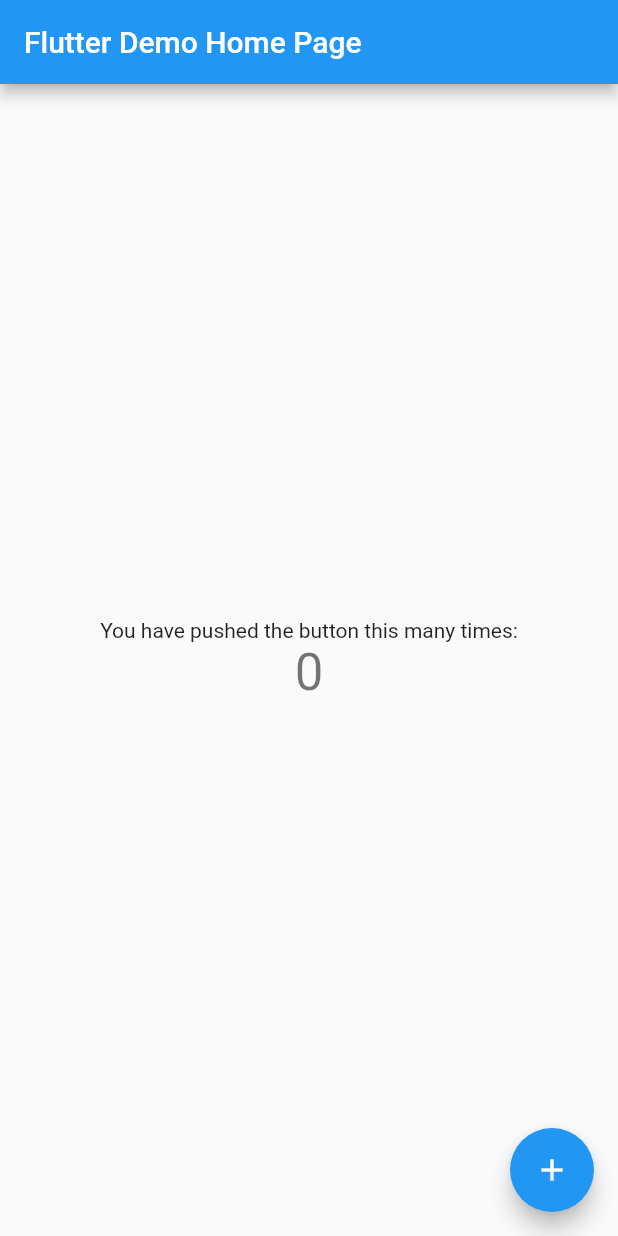
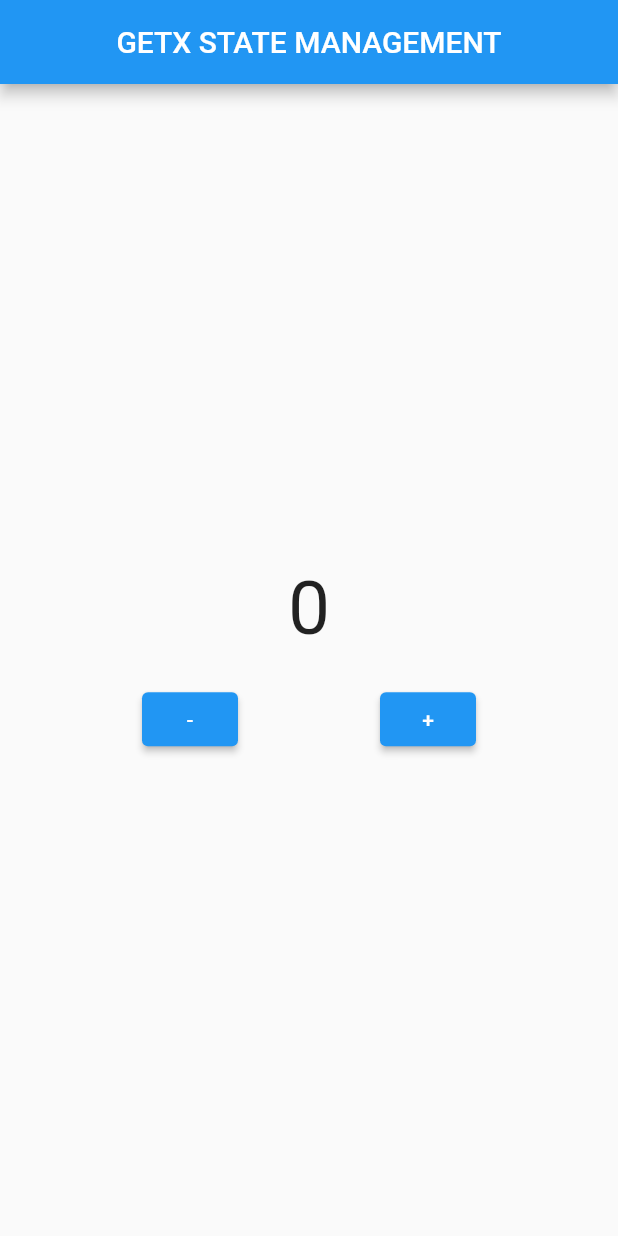
Before and after one commit to MichelleSetiyanti/flutter_getx, a Flutter app: the screen it shows after launch, on a phone screen of 412 x 824 dp. Run offline on Flutter 3.47's test engine with Material 2 defaults, Android fonts, the phone set to English and light mode, and no system bars; our stand-ins replace get.

Commit message:
getx 10%

```diff
--- a/lib/main.dart
+++ b/lib/main.dart
@@ -1,115 +1,67 @@
 import 'package:flutter/material.dart';
+import 'package:get/get.dart';
 
 void main() {
-  runApp(const MyApp());
+  runApp(MyApp());
 }
 
 class MyApp extends StatelessWidget {
   const MyApp({Key? key}) : super(key: key);
 
-  // This widget is the root of your application.
   @override
   Widget build(BuildContext context) {
     return MaterialApp(
-      title: 'Flutter Demo',
-      theme: ThemeData(
-        // This is the theme of your application.
-        //
-        // Try running your application with "flutter run". You'll see the
-        // application has a blue toolbar. Then, without quitting the app, try
-        // changing the primarySwatch below to Colors.green and then invoke
-        // "hot reload" (press "r" in the console where you ran "flutter run",
-        // or simply save your changes to "hot reload" in a Flutter IDE).
-        // Notice that the counter didn't reset back to zero; the application
-        // is not restarted.
-        primarySwatch: Colors.blue,
-      ),
-      home: const MyHomePage(title: 'Flutter Demo Home Page'),
+      home: HomePage(),
     );
   }
 }
 
-class MyHomePage extends StatefulWidget {
-  const MyHomePage({Key? key, required this.title}) : super(key: key);
-
-  // This widget is the home page of your application. It is stateful, meaning
-  // that it has a State object (defined below) that contains fields that affect
-  // how it looks.
-
-  // This class is the configuration for the state. It holds the values (in this
-  // case the title) provided by the parent (in this case the App widget) and
-  // used by the build method of the State. Fields in a Widget subclass are
-  // always marked "final".
-
-  final String title;
-
-  @override
-  State<MyHomePage> createState() => _MyHomePageState();
-}
-
-class _MyHomePageState extends State<MyHomePage> {
-  int _counter = 0;
-
-  void _incrementCounter() {
-    setState(() {
-      // This call to setState tells the Flutter framework that something has
-      // changed in this State, which causes it to rerun the build method below
-      // so that the display can reflect the updated values. If we changed
-      // _counter without calling setState(), then the build method would not be
-      // called again, and so nothing would appear to happen.
-      _counter++;
-    });
-  }
+class HomePage extends StatelessWidget {
+  // const HomePage({Key? key}) : super(key: key);
+  int counter = 0;
 
   @override
   Widget build(BuildContext context) {
-    // This method is rerun every time setState is called, for instance as done
-    // by the _incrementCounter method above.
-    //
-    // The Flutter framework has been optimized to make rerunning build methods
-    // fast, so that you can just rebuild anything that needs updating rather
-    // than having to individually change instances of widgets.
     return Scaffold(
       appBar: AppBar(
-        // Here we take the value from the MyHomePage object that was created by
-        // the App.build method, and use it to set our appbar title.
-        title: Text(widget.title),
+        title: Text("GETX STATE MANAGEMENT"),
+        centerTitle: true,
       ),
       body: Center(
-        // Center is a layout widget. It takes a single child and positions it
-        // in the middle of the parent.
         child: Column(
-          // Column is also a layout widget. It takes a list of children and
-          // arranges them vertically. By default, it sizes itself to fit its
-          // children horizontally, and tries to be as tall as its parent.
-          //
-          // Invoke "debug painting" (press "p" in the console, choose the
-          // "Toggle Debug Paint" action from the Flutter Inspector in Android
-          // Studio, or the "Toggle Debug Paint" command in Visual Studio Code)
-          // to see the wireframe for each widget.
-          //
-          // Column has various properties to control how it sizes itself and
-          // how it positions its children. Here we use mainAxisAlignment to
-          // center the children vertically; the main axis here is the vertical
-          // axis because Columns are vertical (the cross axis would be
-          // horizontal).
           mainAxisAlignment: MainAxisAlignment.center,
-          children: <Widget>[
-            const Text(
-              'You have pushed the button this many times:',
+          children: [
+            Text(
+              "$counter",
+              style: TextStyle(
+                fontSize: 50,
+              ),
             ),
-            Text(
-              '$_counter',
-              style: Theme.of(context).textTheme.headline4,
+            SizedBox(
+              height: 20,
             ),
+            Row(
+              mainAxisAlignment: MainAxisAlignment.spaceEvenly,
+              children: [
+                ElevatedButton(
+                  onPressed: () {
+                    counter = counter - 1;
+                    print(counter);
+                  },
+                  child: Text("-"),
+                ),
+                ElevatedButton(
+                  onPressed: () {
+                    counter = counter + 1;
+                    print(counter);
+                  },
+                  child: Text("+"),
+                ),
+              ],
+            )
           ],
         ),
       ),
-      floatingActionButton: FloatingActionButton(
-        onPressed: _incrementCounter,
-        tooltip: 'Increment',
-        child: const Icon(Icons.add),
-      ), // This trailing comma makes auto-formatting nicer for build methods.
     );
   }
 }
```
Also changed, not shown: pubspec.yaml (+4 -12 lines), pubspec.lock.
